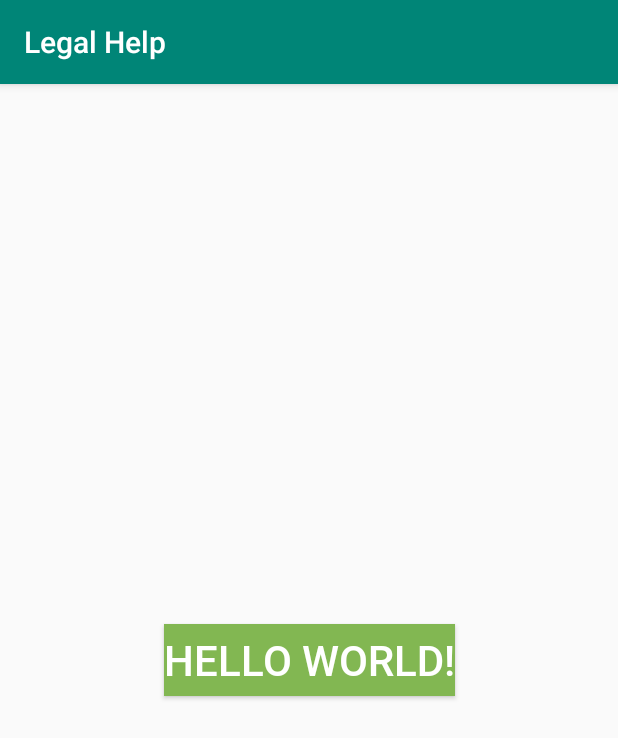
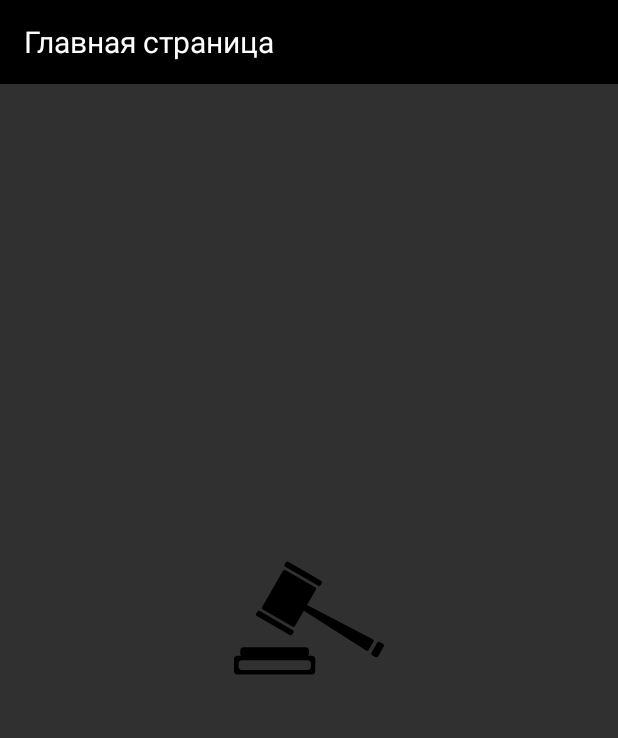
Before and after one commit to ravexiii/LegalHelp, an Android app: the screen it shows after launch (MainActivity), on a phone screen of 412 x 824 dp. Shown: the top 738 px of the screen. Run offline under Robolectric (Android 15) with nearby library versions, the phone set to English and light mode, and no system bars.

Commit message:
added drawable

```diff
--- a/app/src/main/AndroidManifest.xml
+++ b/app/src/main/AndroidManifest.xml
@@ -12,7 +12,10 @@
             android:roundIcon="@mipmap/ic_launcher_round"
             android:supportsRtl="true"
             android:theme="@style/AppTheme">
-        <activity android:name="com.myapp.legalhelp.app.ui.main.MainActivity">
+        <activity android:name="com.myapp.legalhelp.app.ui.main.MainActivity"
+                  android:screenOrientation="portrait"
+                  android:theme="@style/AppTheme.Main">
+
         </activity>
         <activity android:name="com.myapp.legalhelp.app.ui.splash.SplashActivity"
                   android:theme="@style/AppTheme.Splash"
--- a/app/src/main/java/com/myapp/legalhelp/app/ui/main/MainActivity.kt
+++ b/app/src/main/java/com/myapp/legalhelp/app/ui/main/MainActivity.kt
@@ -5,12 +5,13 @@ import android.content.Intent
 import android.os.Bundle
 import com.myapp.legalhelp.R
 import com.myapp.legalhelp.app.base.BaseActivity
+import kotlinx.android.synthetic.main.activity_main.*
 
 class MainActivity : BaseActivity<MainViewModel>(R.layout.activity_main, MainViewModel::class) {
 
     override fun onCreate(savedInstanceState: Bundle?) {
         super.onCreate(savedInstanceState)
-        setupToolbar(toolbar)
+        setupToolbar(toolbar, getString(R.string.main_page), -1, null)
     }
 
     companion object {
--- /dev/null
+++ b/app/src/main/res/drawable/ic_law.xml
@@ -0,0 +1,13 @@
+<vector xmlns:android="http://schemas.android.com/apk/res/android" android:height="100dp"
+        android:viewportHeight="33.441" android:viewportWidth="33.441" android:width="100dp">
+    <path android:fillColor="#FF000000"
+          android:pathData="M11.452,5.3l7.317,4.225c0.203,0.116 0.461,0.046 0.578,-0.155l0.211,-0.366c0.117,-0.201 0.047,-0.46 -0.154,-0.577l-7.318,-4.225c-0.202,-0.117 -0.461,-0.047 -0.577,0.154l-0.211,0.366C11.181,4.924 11.25,5.183 11.452,5.3z"/>
+    <path android:fillColor="#FF000000"
+          android:pathData="M5.115,16.277l7.318,4.226c0.202,0.116 0.461,0.047 0.577,-0.154l0.211,-0.365c0.117,-0.201 0.048,-0.461 -0.154,-0.577l-7.318,-4.225c-0.202,-0.117 -0.461,-0.047 -0.577,0.154l-0.211,0.366C4.843,15.901 4.912,16.16 5.115,16.277z"/>
+    <path android:fillColor="#FF000000"
+          android:pathData="M30.92,21.44l-14.646,-7.591l1.969,-3.41c0.116,-0.201 0.047,-0.461 -0.153,-0.577l-6.588,-3.803c-0.201,-0.116 -0.461,-0.046 -0.577,0.155l-4.648,8.05c-0.115,0.201 -0.046,0.461 0.155,0.577l6.587,3.802c0.201,0.117 0.461,0.047 0.576,-0.154l1.97,-3.41l13.896,8.889c0.196,0.125 0.451,0.063 0.567,-0.139l1.057,-1.83C31.2,21.8 31.126,21.548 30.92,21.44z"/>
+    <path android:fillColor="#FF000000"
+          android:pathData="M33.23,22.509l-0.731,-0.422c-0.2,-0.117 -0.461,-0.047 -0.577,0.154l-1.269,2.195c-0.115,0.201 -0.046,0.461 0.155,0.576l0.731,0.422c0.201,0.117 0.46,0.048 0.577,-0.154l1.268,-2.195C33.501,22.884 33.432,22.624 33.23,22.509z"/>
+    <path android:fillColor="#FF000000"
+          android:pathData="M17.418,25.114h-0.881c0.111,-0.124 0.185,-0.284 0.185,-0.464v-0.696c0,-0.383 -0.313,-0.697 -0.696,-0.697H2.09c-0.384,0 -0.697,0.314 -0.697,0.697v0.696c0,0.18 0.074,0.34 0.186,0.464H0.697C0.312,25.114 0,25.429 0,25.812v2.787c0,0.383 0.313,0.697 0.697,0.697H17.42c0.385,0 0.696,-0.314 0.696,-0.697V25.81C18.116,25.429 17.803,25.114 17.418,25.114zM16.427,28.335H1.752c-0.403,0 -0.733,-0.33 -0.733,-0.732v-0.734c0.001,-0.402 0.33,-0.734 0.733,-0.732h14.675c0.405,0 0.735,0.33 0.734,0.731l0.001,0.735C17.161,28.005 16.832,28.335 16.427,28.335z"/>
+</vector>
--- a/app/src/main/res/layout/activity_main.xml
+++ b/app/src/main/res/layout/activity_main.xml
@@ -12,17 +12,21 @@
             android:layout_height="wrap_content">
         <com.google.android.material.appbar.AppBarLayout
                 android:layout_width="match_parent"
-                android:layout_height="match_parent"
-        >
-
+                android:layout_height="wrap_content">
+            <androidx.appcompat.widget.Toolbar
+                    android:id="@+id/toolbar"
+                    app:subtitleTextColor="@color/white"
+                    app:titleTextAppearance="@style/Toolbar.TitleText"
+                    style="@style/Toolbar">
+            </androidx.appcompat.widget.Toolbar>
         </com.google.android.material.appbar.AppBarLayout>
     </LinearLayout>
 
     <Button
             android:layout_width="wrap_content"
             android:layout_height="wrap_content"
-            android:text="Hello World!"
             style="@style/CustomButton"
+            android:background="@drawable/ic_law"
             app:layout_constraintBottom_toBottomOf="parent"
             app:layout_constraintLeft_toLeftOf="parent"
             app:layout_constraintRight_toRightOf="parent"
--- a/app/src/main/res/values/strings.xml
+++ b/app/src/main/res/values/strings.xml
@@ -6,4 +6,5 @@
     <string name="error_network_error">Ошибка интернет-соединения. Попробуйте позже.</string>
     <string name="error_server_service_unavailable">Сервис временно недоступен. Попробуйте немного позже</string>
     <string name="TODO">TO+DO</string>
+    <string name="main_page">Главная страница</string>
 </resources>
--- a/app/src/main/res/values/styles.xml
+++ b/app/src/main/res/values/styles.xml
@@ -12,7 +12,7 @@
         <item name="android:layout_height">wrap_content</item>
         <item name="android:layout_gravity">center</item>
         <item name="android:background">@drawable/bgr_green_button</item>
-        <item name="android:textColor">#ffffff</item>
+        <item name="android:textColor">@color/white</item>
         <item name="android:textSize">@dimen/choose_number_keyboard_key_text</item>
         <item name="android:fontFamily">@font/roboto_medium</item>
     </style>
@@ -21,6 +21,18 @@
     </style>
     <style name="AppTheme.Splash" parent="@style/Theme.AppCompat.NoActionBar">
     </style>
+    <style name="AppTheme.Main" parent="@style/Theme.AppCompat.NoActionBar">
+    </style>
+    <style name="Toolbar" parent="Base.ThemeOverlay.AppCompat.Dark.ActionBar">
+        <item name="android:layout_width">match_parent</item>
+        <item name="android:layout_height">wrap_content</item>
+        <item name="colorControlNormal">@android:color/white</item>
+        <item name="android:background">@android:color/black</item>
+    </style>
+    <style name="Toolbar.TitleText">
+        <item name="android:textColor">@android:color/white</item>
+        <item name="android:textSize">20sp</item>
+    </style>
 
 
 </resources>
```
